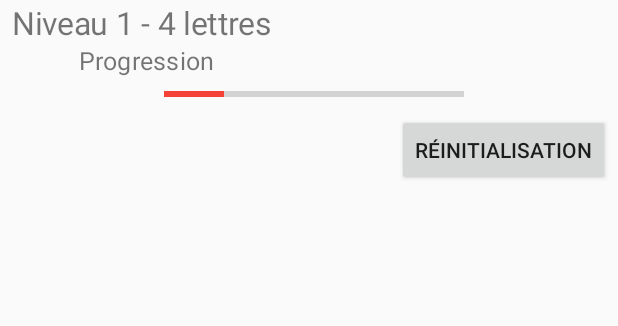
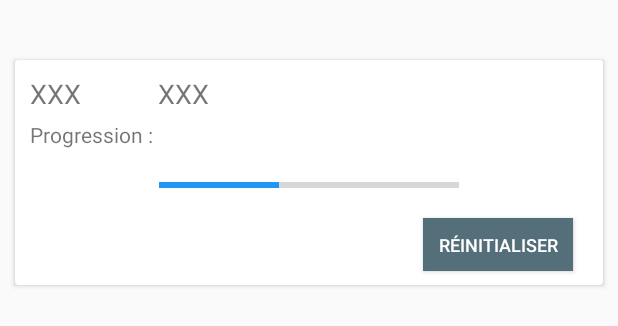
Before and after one commit to SL-PROGRAM/invisibleProject, an Android app: the layout style_ligne_niveau.xml on its own in the app's theme, with its tools: preview values and no code run, on a phone screen of 412 x 824 dp. Shown: the top 326 px of the screen. Run offline under Robolectric (Android 15) with nearby library versions, the phone set to English and light mode, and no system bars.

Commit message:
Adapter Niveau

```diff
--- a/app/src/main/java/com/example/devinet/activities/SelectionNiveauActivity.java
+++ b/app/src/main/java/com/example/devinet/activities/SelectionNiveauActivity.java
@@ -1,6 +1,7 @@
 package com.example.devinet.activities;
 
 import androidx.appcompat.app.AppCompatActivity;
+import androidx.cardview.widget.CardView;
 
 import android.content.Intent;
 import android.os.Bundle;
@@ -9,6 +10,7 @@ import android.view.MenuItem;
 import android.view.View;
 
 import com.example.devinet.R;
+import com.example.devinet.activities.adapteur.NiveauAdapteur;
 
 public class SelectionNiveauActivity extends AppCompatActivity {
 
@@ -16,6 +18,11 @@ public class SelectionNiveauActivity extends AppCompatActivity {
     protected void onCreate(Bundle savedInstanceState) {
         super.onCreate(savedInstanceState);
         setContentView(R.layout.activity_selection_niveau);
+    }
+
+    @Override
+    protected void onResume() {
+        super.onResume();
     }
 
     public boolean onCreateOptionsMenu(Menu menu) {
--- a/app/src/main/java/com/example/devinet/activities/adapteur/NiveauAdapteur.java
+++ b/app/src/main/java/com/example/devinet/activities/adapteur/NiveauAdapteur.java
@@ -1,6 +1,44 @@
 package com.example.devinet.activities.adapteur;
 
-public class NiveauAdapteur {
+import android.content.Context;
+import android.view.LayoutInflater;
+import android.view.View;
+import android.view.ViewGroup;
+import android.widget.ArrayAdapter;
+import android.widget.TextView;
+
+import androidx.annotation.NonNull;
+import androidx.annotation.Nullable;
+
+import com.example.devinet.R;
+
+import java.util.List;
+
+public class NiveauAdapteur extends ArrayAdapter<NiveauAdapteur>
+{
+    public NiveauAdapteur(@NonNull Context context, int resource, @NonNull List<NiveauAdapteur> objects) {
+        super(context, resource, objects);
+    }
     //Faire adapter pour liste des niveaux (nbre de lettres)
 
+
+    @NonNull
+    @Override
+    public View getView(int position, @Nullable View convertView, @NonNull ViewGroup parent) {
+        //On décompresse le fichier style_ligne_niveaux.xml
+        LayoutInflater li = (LayoutInflater) getContext().getSystemService(Context.LAYOUT_INFLATER_SERVICE);
+        View nouvelleLigne = li.inflate(R.layout.style_ligne_niveau,parent,false);
+
+        //On met les données dans la ligne
+
+        TextView titreNiveau = nouvelleLigne.findViewById(R.id.tv_titre_niveau);
+        titreNiveau.setText("NIVEAU 99");
+
+        TextView titreNiveauLettre = nouvelleLigne.findViewById(R.id.tv_titre_niveau_lettre);
+        titreNiveauLettre.setText("85 LETTRES");
+
+        //On retourne la ligne
+        return nouvelleLigne;
+
+    }
 }
--- a/app/src/main/res/layout/style_ligne_niveau.xml
+++ b/app/src/main/res/layout/style_ligne_niveau.xml
@@ -1,62 +1,72 @@
 <?xml version="1.0" encoding="utf-8"?>
 <androidx.constraintlayout.widget.ConstraintLayout xmlns:android="http://schemas.android.com/apk/res/android"
+    xmlns:tools="http://schemas.android.com/tools"
     android:layout_width="match_parent"
     android:layout_height="match_parent"
     xmlns:app="http://schemas.android.com/apk/res-auto">
 
+
+    <androidx.cardview.widget.CardView
+        android:id="@+id/card_n1"
+        android:layout_width="0dp"
+        android:layout_height="150dp"
+        android:layout_marginStart="10dp"
+        android:layout_marginTop="40dp"
+        android:layout_marginEnd="10dp"
+        app:layout_constraintEnd_toEndOf="parent"
+        app:layout_constraintStart_toStartOf="parent"
+        app:layout_constraintTop_toTopOf="parent" >
+
         <TextView
-        android:id="@+id/tv_titre_niveau_ligne"
+            android:id="@+id/tv_titre_niveau"
             android:layout_width="wrap_content"
             android:layout_height="wrap_content"
-        app:layout_constraintTop_toTopOf="parent"
-        app:layout_constraintLeft_toLeftOf="parent"
-        android:text="Niveau 1 - 4 lettres"
-        android:paddingLeft="25dp"
-        android:layout_margin="5dp"
-        android:scaleX="1.5"
-        android:scaleY="1.5"
-        />
+            android:padding="10dp"
+            android:text="XXX"
+            android:textSize="18sp" />
 
         <TextView
-        android:id="@+id/tv_progression_niveau_ligne"
+            android:id="@+id/tv_titre_niveau_lettre"
             android:layout_width="wrap_content"
             android:layout_height="wrap_content"
-        app:layout_constraintTop_toBottomOf="@id/tv_titre_niveau_ligne"
-        app:layout_constraintLeft_toLeftOf="parent"
-        android:text="Progression"
-        android:paddingLeft="50dp"
-        android:layout_margin="5dp"
-        android:scaleX="1.2"
-        android:scaleY="1.2"
-        />
+            android:padding="10dp"
+            android:layout_marginStart="85dp"
+            android:text="XXX"
+            android:textSize="18sp" />
+
+        <TextView
+            android:id="@+id/tv_progression_niveau"
+            android:layout_width="wrap_content"
+            android:layout_height="wrap_content"
+            android:padding="10dp"
+            android:layout_marginTop="30dp"
+            android:text="Progression :"
+            android:textSize="14sp" />
 
         <ProgressBar
             android:id="@+id/progressBar_niveau"
             style="?android:attr/progressBarStyleHorizontal"
             android:layout_width="200dp"
-        android:layout_height="0dp"
-        android:layout_marginStart="178dp"
-        android:layout_marginTop="5dp"
-        android:layout_marginEnd="178dp"
-        android:indeterminate="false"
+            android:layout_height="wrap_content"
+            android:layout_gravity="center_horizontal"
+            android:layout_marginTop="75dp"
             android:max="10"
-        android:progress="2"
-        android:progressTint="#F44336"
-        app:layout_constraintEnd_toEndOf="parent"
-        app:layout_constraintHorizontal_bias="0.477"
-        app:layout_constraintStart_toStartOf="parent"
-        app:layout_constraintTop_toBottomOf="@+id/tv_progression_niveau_ligne" />
+            android:progress="4"
+            android:progressTint="#2196F3" />
 
         <Button
-        android:id="@+id/btn_reinitialiser"
-        android:layout_width="wrap_content"
-        android:layout_height="wrap_content"
-        android:text="Réinitialisation"
-        android:layout_margin="5dp"
-        app:layout_constraintTop_toBottomOf="@+id/progressBar_niveau"
-        app:layout_constraintRight_toRightOf="parent"
-        android:onClick="onClickReinitialisationNiveau"
-        />
+            android:id="@+id/btn_reload"
+            android:layout_width="100dp"
+            android:layout_height="35dp"
+            android:layout_gravity="right"
+            android:layout_marginTop="105dp"
+            android:layout_marginRight="20dp"
+            android:background="@color/colorPrimary"
+            android:text="Réinitialiser"
+            android:textColor="@color/colorAccent"
+            android:textSize="12sp" />
+    </androidx.cardview.widget.CardView>
+
 
 
 </androidx.constraintlayout.widget.ConstraintLayout>
```
Also changed, not shown: app/src/main/java/com/example/devinet/activities/ChoixListNiveau.java (+7 -0 lines). Lines whose indentation alone changed are shown as unchanged.
